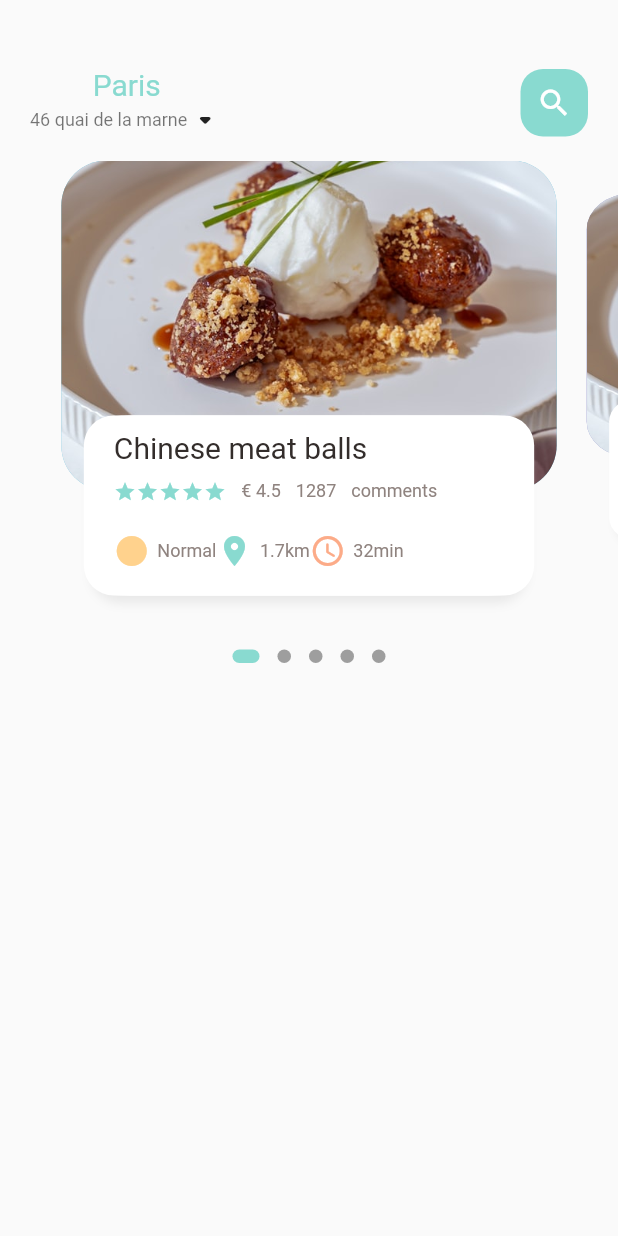
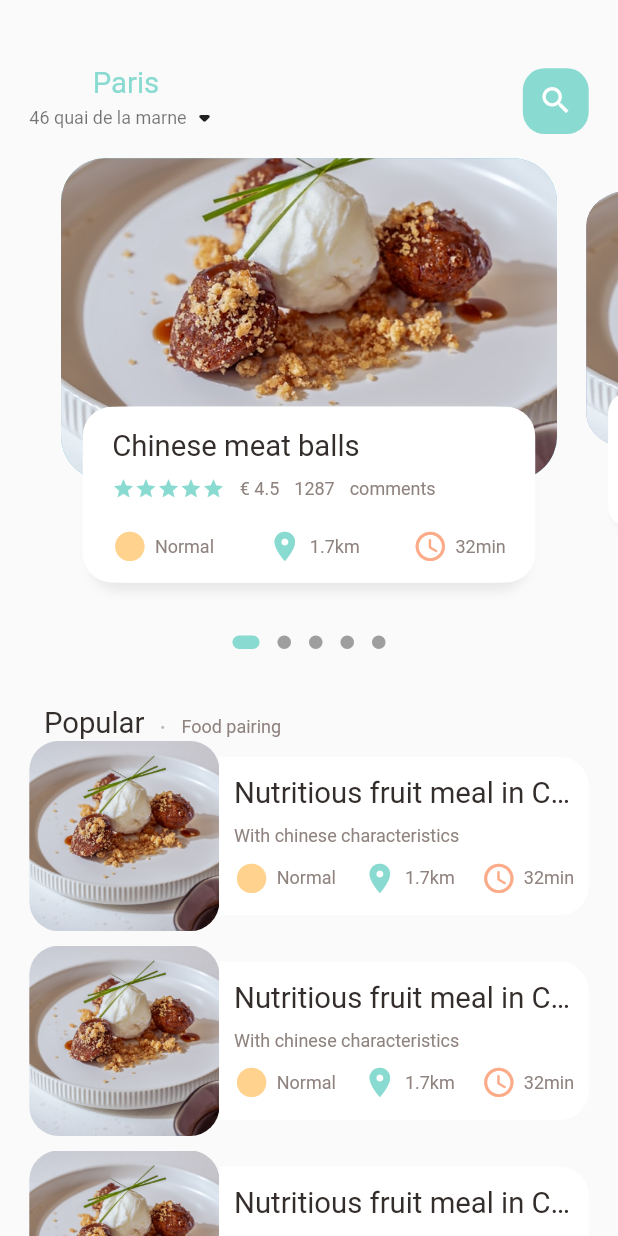
Before and after one commit to delitamakanda/grocery_app_front, a Flutter app: the screen it shows after launch, on a phone screen of 412 x 824 dp. Run offline on Flutter 3.47's test engine with Material 2 defaults, Android fonts, the phone set to English and light mode, and no system bars; drawn by our look-alikes of dots_indicator; our stand-ins replace get.

Commit message:
feat: new page home

```diff
--- a/lib/home/food_page_body.dart
+++ b/lib/home/food_page_body.dart
@@ -2,6 +2,7 @@ import 'package:dots_indicator/dots_indicator.dart';
 import 'package:flutter/cupertino.dart';
 import 'package:flutter/material.dart';
 import 'package:grocery_app_front/utils/colors.dart';
+import 'package:grocery_app_front/utils/dimensions.dart';
 import 'package:grocery_app_front/widgets/big_text.dart';
 import 'package:grocery_app_front/widgets/icon_and_text_widget.dart';
 import 'package:grocery_app_front/widgets/small_text.dart';
@@ -17,7 +18,7 @@ class _FoodPageBodyState extends State<FoodPageBody> {
   PageController pageController = PageController(viewportFraction: 0.85);
   var _currPageValue = 0.0;
   final double _scaleFactor = 0.8;
-  final double _height = 220;
+  final double _height = Dimensions.pageViewContainer;
 
   @override
   void initState() {
@@ -39,7 +40,7 @@ class _FoodPageBodyState extends State<FoodPageBody> {
     return Column(
       children: [
         Container(
-          height: 320,
+          height: Dimensions.pageView,
           child: PageView.builder(
               controller: pageController,
               itemCount: 5,
@@ -58,6 +59,102 @@ class _FoodPageBodyState extends State<FoodPageBody> {
                 borderRadius: BorderRadius.circular(5.0)),
           ),
         ),
+        SizedBox(
+          height: Dimensions.height30,
+        ),
+        Container(
+          margin: EdgeInsets.only(left: Dimensions.width30),
+          child: Row(crossAxisAlignment: CrossAxisAlignment.end, children: [
+            BigText(text: "Popular"),
+            SizedBox(
+              width: Dimensions.width10,
+            ),
+            Container(
+              margin: const EdgeInsets.only(bottom: 3),
+              child: BigText(
+                text: ".",
+                color: Colors.black26,
+              ),
+            ),
+            SizedBox(
+              width: Dimensions.width10,
+            ),
+            Container(
+              margin: const EdgeInsets.only(bottom: 2),
+              child: SmallText(text: "Food pairing"),
+            )
+          ]),
+        ),
+        // list of food and images
+        ListView.builder(
+            physics: NeverScrollableScrollPhysics(),
+            shrinkWrap: true,
+            itemCount: 10,
+            itemBuilder: (context, index) {
+              return Container(
+                margin: EdgeInsets.only(
+                    left: Dimensions.width20,
+                    right: Dimensions.width20,
+                    bottom: Dimensions.height10),
+                child: Row(children: [
+                  Container(
+                      width: Dimensions.listViewImageSize,
+                      height: Dimensions.listViewImageSize,
+                      decoration: BoxDecoration(
+                          borderRadius:
+                              BorderRadius.circular(Dimensions.radius20),
+                          color: Colors.white38,
+                          image: DecorationImage(
+                              fit: BoxFit.cover,
+                              image: AssetImage("assets/image/food0.jpg")))),
+                  Expanded(
+                      child: Container(
+                          height: Dimensions.listViewTextContentSize,
+                          decoration: BoxDecoration(
+                            borderRadius: BorderRadius.only(
+                                topRight: Radius.circular(Dimensions.radius20),
+                                bottomRight:
+                                    Radius.circular(Dimensions.radius20)),
+                            color: Colors.white,
+                          ),
+                          child: Padding(
+                            padding: EdgeInsets.only(
+                                left: Dimensions.width10,
+                                right: Dimensions.width10),
+                            child: Column(
+                                crossAxisAlignment: CrossAxisAlignment.start,
+                                mainAxisAlignment: MainAxisAlignment.center,
+                                children: [
+                                  BigText(
+                                    text: "Nutritious fruit meal in China",
+                                  ),
+                                  SizedBox(height: Dimensions.height10),
+                                  SmallText(
+                                      text: "With chinese characteristics"),
+                                  SizedBox(height: Dimensions.height10),
+                                  Row(
+                                    mainAxisAlignment:
+                                        MainAxisAlignment.spaceBetween,
+                                    children: [
+                                      IconAndTextWidget(
+                                          icon: Icons.circle_sharp,
+                                          text: "Normal",
+                                          iconColor: AppColors.iconColor1),
+                                      IconAndTextWidget(
+                                          icon: Icons.location_on,
+                                          text: "1.7km",
+                                          iconColor: AppColors.mainColor),
+                                      IconAndTextWidget(
+                                          icon: Icons.access_time_rounded,
+                                          text: "32min",
+                                          iconColor: AppColors.iconColor2),
+                                    ],
+                                  )
+                                ]),
+                          ))),
+                ]),
+              );
+            }),
       ],
     );
   }
@@ -93,10 +190,11 @@ class _FoodPageBodyState extends State<FoodPageBody> {
       child: Stack(
         children: [
           Container(
-              height: 220,
-              margin: EdgeInsets.only(left: 10, right: 10),
+              height: Dimensions.pageViewContainer,
+              margin: EdgeInsets.only(
+                  left: Dimensions.width10, right: Dimensions.width10),
               decoration: BoxDecoration(
-                  borderRadius: BorderRadius.circular(30),
+                  borderRadius: BorderRadius.circular(Dimensions.radius30),
                   image: DecorationImage(
                       fit: BoxFit.cover,
                       image: AssetImage("assets/image/food0.jpg")),
@@ -104,10 +202,13 @@ class _FoodPageBodyState extends State<FoodPageBody> {
           Align(
             alignment: Alignment.bottomCenter,
             child: Container(
-              height: 120,
-              margin: EdgeInsets.only(left: 30, right: 30, bottom: 30),
+              height: Dimensions.pageViewTextContainer,
+              margin: EdgeInsets.only(
+                  left: Dimensions.width30,
+                  right: Dimensions.width30,
+                  bottom: Dimensions.height30),
               decoration: BoxDecoration(
-                  borderRadius: BorderRadius.circular(20),
+                  borderRadius: BorderRadius.circular(Dimensions.radius20),
                   color: Colors.white,
                   boxShadow: [
                     BoxShadow(
@@ -118,12 +219,15 @@ class _FoodPageBodyState extends State<FoodPageBody> {
                     BoxShadow(color: Colors.white, offset: Offset(5, 0))
                   ]),
               child: Container(
-                padding: EdgeInsets.only(top: 10, left: 15, right: 15),
+                padding: EdgeInsets.only(
+                    top: Dimensions.height15,
+                    left: Dimensions.height15,
+                    right: Dimensions.height15),
                 child: Column(
                     crossAxisAlignment: CrossAxisAlignment.start,
                     children: [
                       BigText(text: "Chinese meat balls"),
-                      SizedBox(height: 10),
+                      SizedBox(height: Dimensions.height10),
                       Row(
                         children: [
                           Wrap(
@@ -140,8 +244,9 @@ class _FoodPageBodyState extends State<FoodPageBody> {
                           SmallText(text: "comments"),
                         ],
                       ),
-                      SizedBox(height: 20),
+                      SizedBox(height: Dimensions.height20),
                       Row(
+                        mainAxisAlignment: MainAxisAlignment.spaceBetween,
                         children: [
                           IconAndTextWidget(
                               icon: Icons.circle_sharp,
--- a/lib/home/main_food_page.dart
+++ b/lib/home/main_food_page.dart
@@ -1,6 +1,7 @@
 import 'package:flutter/material.dart';
 import 'package:grocery_app_front/home/food_page_body.dart';
 import 'package:grocery_app_front/utils/colors.dart';
+import 'package:grocery_app_front/utils/dimensions.dart';
 import 'package:grocery_app_front/widgets/big_text.dart';
 import 'package:grocery_app_front/widgets/small_text.dart';
 
@@ -19,8 +20,10 @@ class _MainFoodPageState extends State<MainFoodPage> {
         children: [
           // showing the header
           Container(
-            margin: EdgeInsets.only(top: 45, bottom: 15),
-            padding: EdgeInsets.only(left: 20, right: 20),
+            margin: EdgeInsets.only(
+                top: Dimensions.height45, bottom: Dimensions.height15),
+            padding: EdgeInsets.only(
+                left: Dimensions.width20, right: Dimensions.width20),
             child: Row(
                 mainAxisAlignment: MainAxisAlignment.spaceBetween,
                 children: [
@@ -39,18 +42,26 @@ class _MainFoodPageState extends State<MainFoodPage> {
                   ),
                   Center(
                     child: Container(
-                      width: 45,
-                      height: 45,
-                      child: Icon(Icons.search, color: Colors.white),
+                      width: Dimensions.height45,
+                      height: Dimensions.height45,
+                      child: Icon(
+                        Icons.search,
+                        color: Colors.white,
+                        size: Dimensions.iconSize24,
+                      ),
                       decoration: BoxDecoration(
-                          borderRadius: BorderRadius.circular(15),
+                          borderRadius:
+                              BorderRadius.circular(Dimensions.radius15),
                           color: AppColors.mainColor),
                     ),
                   )
                 ]),
           ),
           // showing the body
-          FoodPageBody(),
+          Expanded(
+              child: SingleChildScrollView(
+            child: FoodPageBody(),
+          ))
         ],
       ),
     );
--- a/lib/main.dart
+++ b/lib/main.dart
@@ -1,4 +1,5 @@
 import 'package:flutter/material.dart';
+import 'package:get/get_navigation/src/root/get_material_app.dart';
 import 'package:grocery_app_front/home/main_food_page.dart';
 
 void main() {
@@ -11,7 +12,7 @@ class MyApp extends StatelessWidget {
   // This widget is the root of your application.
   @override
   Widget build(BuildContext context) {
-    return MaterialApp(
+    return GetMaterialApp(
       debugShowCheckedModeBanner: false,
       title: 'Grocery app front',
       theme: ThemeData(
--- /dev/null
+++ b/lib/utils/dimensions.dart
@@ -0,0 +1,33 @@
+import 'package:get/get.dart';
+
+class Dimensions {
+  static double screenHeight = Get.context!.height;
+  static double screenWidth = Get.context!.width;
+
+  static double pageView = screenHeight / 2.64;
+  static double pageViewContainer = screenHeight / 3.84;
+  static double pageViewTextContainer = screenHeight / 7.03;
+
+  static double height10 = screenHeight / 84.4;
+  static double height15 = screenHeight / 56.27;
+  static double height20 = screenHeight / 42.2;
+  static double height30 = screenHeight / 28.13;
+  static double height45 = screenHeight / 18.76;
+
+  static double width10 = screenHeight / 84.4;
+  static double width15 = screenHeight / 56.27;
+  static double width20 = screenHeight / 42.2;
+  static double width30 = screenHeight / 28.13;
+
+  static double fontSize20 = screenHeight / 42.2;
+
+  static double iconSize24 = screenHeight / 35.17;
+
+  static double radius15 = screenHeight / 56.27;
+  static double radius20 = screenHeight / 42.2;
+  static double radius30 = screenHeight / 28.13;
+
+  // list view size
+  static double listViewImageSize = screenWidth / 3.25;
+  static double listViewTextContentSize = screenWidth / 3.9;
+}
--- a/lib/widgets/big_text.dart
+++ b/lib/widgets/big_text.dart
@@ -1,6 +1,7 @@
 import 'package:flutter/material.dart';
 import 'package:flutter/cupertino.dart';
 import 'package:grocery_app_front/utils/colors.dart';
+import 'package:grocery_app_front/utils/dimensions.dart';
 
 class BigText extends StatelessWidget {
   final Color? color;
@@ -11,7 +12,7 @@ class BigText extends StatelessWidget {
       {Key? key,
       this.color = AppColors.mainBlackColor,
       required this.text,
-      this.size = 20,
+      this.size = 0,
       this.overflow = TextOverflow.ellipsis})
       : super(key: key);
 
@@ -24,6 +25,6 @@ class BigText extends StatelessWidget {
             color: color,
             fontFamily: 'Roboto',
             fontWeight: FontWeight.w400,
-            fontSize: size));
+            fontSize: size == 0 ? Dimensions.fontSize20 : size));
   }
 }
--- a/lib/widgets/icon_and_text_widget.dart
+++ b/lib/widgets/icon_and_text_widget.dart
@@ -1,5 +1,6 @@
 import 'package:flutter/material.dart';
 import 'package:flutter/cupertino.dart';
+import 'package:grocery_app_front/utils/dimensions.dart';
 import 'package:grocery_app_front/widgets/small_text.dart';
 
 class IconAndTextWidget extends StatelessWidget {
@@ -17,7 +18,11 @@ class IconAndTextWidget extends StatelessWidget {
   Widget build(BuildContext context) {
     return Row(
       children: [
-        Icon(icon, color: iconColor),
+        Icon(
+          icon,
+          color: iconColor,
+          size: Dimensions.iconSize24,
+        ),
         SizedBox(width: 5),
         SmallText(text: text),
       ],
```
